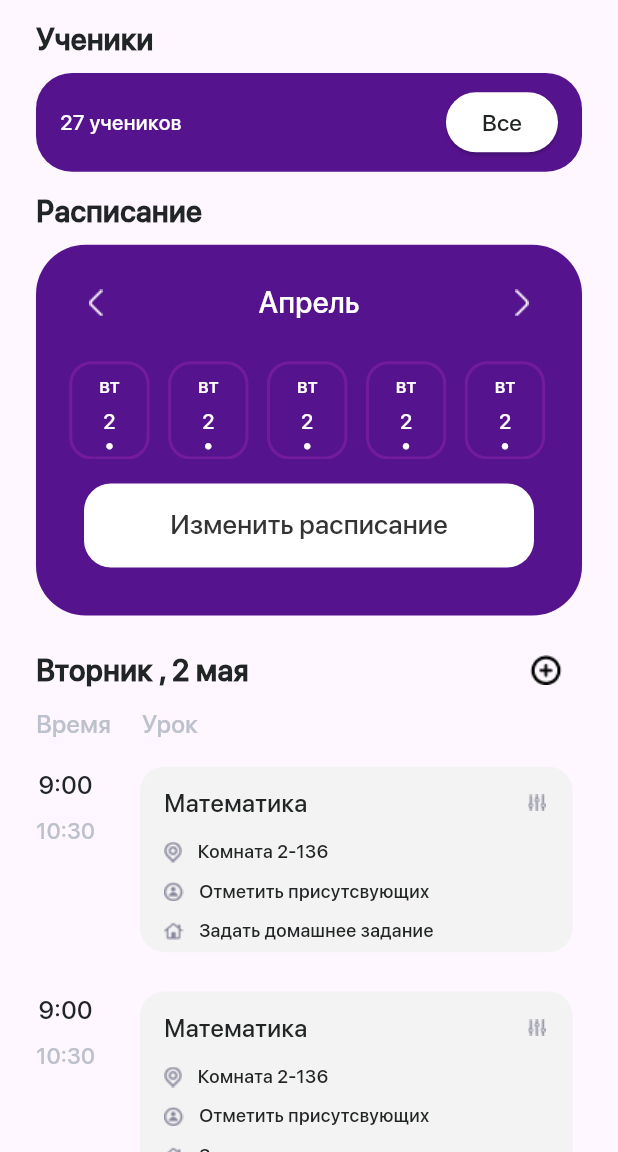
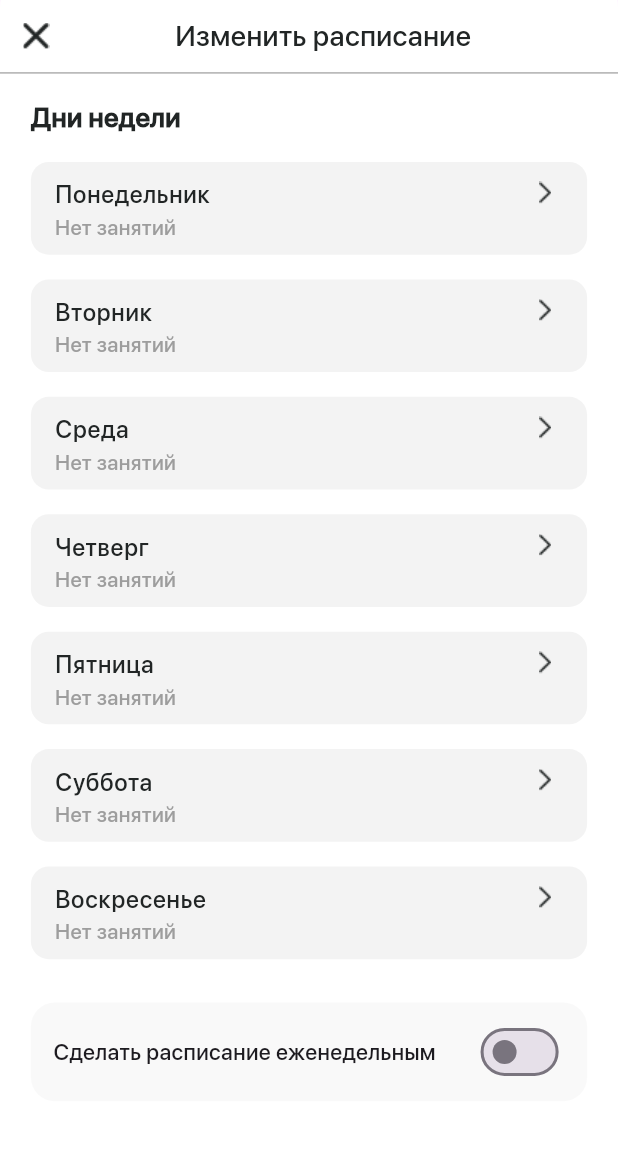
Before and after one commit to Kuzetov-Alexander/school_journal, a Flutter app: the TeacherGroupPage screen opened by its route, after a tap on "Изменить расписание", on a phone screen of 412 x 824 dp, the part 84-1236 px from its top. Run offline on Flutter 3.47's test engine with Material 2 defaults, Android fonts, the phone set to English and light mode, and no system bars; our stand-ins replace dartz, equatable, firebase_auth, firebase_core, flutter_bloc, go_router; missing offline and left inert: adaptive_action_sheet, table_sticky_headers; accounts and stored records are empty.

Commit message:
new page

```diff
--- a/lib/features/teacher_groups/Presentation/pages/teacher_group.dart
+++ b/lib/features/teacher_groups/Presentation/pages/teacher_group.dart
@@ -4,6 +4,7 @@ import 'package:intl/intl.dart';
 import 'package:provider/provider.dart';
 import 'package:school_journal/common/color.dart';
 import 'package:school_journal/features/teacher_groups/Presentation/widgets/add_lesson_widget.dart';
+import 'package:school_journal/features/teacher_groups/Presentation/widgets/change_schedule_widget.dart';
 import 'package:school_journal/features/teacher_groups/Presentation/widgets/lessons_in_group_widget.dart';
 import 'package:school_journal/features/teacher_groups/provider/provider.dart';
 
@@ -224,7 +225,20 @@ class TeacherGroupPage extends StatelessWidget {
                                       ),
                                     ),
                                   ),
-                                  onPressed: () {},
+                                  onPressed: () {
+                                       showModalBottomSheet(
+                              barrierColor:Colors.transparent ,
+                              isScrollControlled: true,
+                              backgroundColor: Colors.transparent,
+                              shape: const RoundedRectangleBorder(
+                                borderRadius: BorderRadius.vertical(
+                                  top: Radius.circular(20),
+                                ),
+                              ),
+                              context: context,
+                              builder: (context) => const TeacherChangeSchedule(),
+                            );
+                                  },
                                   child: const Text(
                                     'Изменить расписание',
                                     style: TextStyle(
--- /dev/null
+++ b/lib/features/teacher_groups/Presentation/widgets/change_schedule_widget.dart
@@ -0,0 +1,163 @@
+import 'dart:io';
+
+import 'package:flutter/cupertino.dart';
+import 'package:flutter/material.dart';
+import 'package:intl/intl.dart';
+import 'package:provider/provider.dart';
+import 'package:school_journal/common/color.dart';
+import 'package:school_journal/features/teacher_groups/Presentation/pages/teacher_group.dart';
+import 'package:school_journal/features/teacher_groups/provider/provider.dart';
+
+class TeacherChangeSchedule extends StatefulWidget {
+  const TeacherChangeSchedule({super.key});
+
+  @override
+  State<TeacherChangeSchedule> createState() => _TeacherChangeScheduleState();
+}
+
+class _TeacherChangeScheduleState extends State<TeacherChangeSchedule> {
+  @override
+  Widget build(BuildContext context) {
+    double widthScreen = MediaQuery.of(context).size.width;
+    double heightScreen = MediaQuery.of(context).size.height;
+    return DraggableScrollableSheet(
+        initialChildSize: 0.95,
+        minChildSize: 0.5,
+        maxChildSize: 0.95,
+        builder: (_, controller) => Container(
+              decoration: const BoxDecoration(
+                  color: Colors.white,
+                  borderRadius:
+                      BorderRadius.vertical(top: Radius.circular(20))),
+              child: Column(
+                children: [
+                  Padding(
+                    padding: const EdgeInsets.only(top: 15.0),
+                    child: Row(
+                      mainAxisAlignment: MainAxisAlignment.start,
+                      children: [
+                        IconButton(
+                            onPressed: () {
+                              Navigator.of(context).pop();
+                            },
+                            icon: const Image(
+                                image: AssetImage(
+                                    'assets/images/cross_icon.png'))),
+                        SizedBox(
+                          width: widthScreen / 6,
+                        ),
+                        Text(
+                          'Изменить расписание',
+                          style: TextStyle(
+                              color: AppColors.black212525,
+                              fontSize: heightScreen * 0.023,
+                              fontWeight: FontWeight.w600),
+                        )
+                      ],
+                    ),
+                  ),
+                  Container(
+                    color: Colors.grey,
+                    height: heightScreen * 0.001,
+                  ),
+                 Padding(
+                   padding:  EdgeInsets.symmetric(horizontal: widthScreen*0.05,vertical: heightScreen*0.02),
+                   child: Row(mainAxisAlignment: MainAxisAlignment.start,
+                     children: [
+                       Text('Дни недели', style: TextStyle(fontWeight: FontWeight.w700,color: AppColors.black212525,fontSize: heightScreen*0.022),),
+                     ],
+                   ),
+                 ),
+                  SizedBox(
+                    width: widthScreen * 0.9,
+                    height: heightScreen * 0.68,
+                    child: ListView.separated(
+                        separatorBuilder: (context, index) {
+                          return SizedBox(
+                            height: heightScreen * 0.02,
+                          );
+                        },
+                        itemCount: 7,
+                        itemBuilder: (BuildContext context, int index) {
+                          return InkWell(
+                            onTap: () {},
+                            child: Container(
+                              decoration: BoxDecoration(
+                                borderRadius: BorderRadius.circular(12),
+                                color: AppColors.greyLight,
+                              ),
+                              width: widthScreen * 0.8,
+                              height: heightScreen * 0.075,
+                              child: ListTile(
+                                title: Text(DateFormat('EEEE', 'ru_RU')
+                                    .format(DateTime.now()
+                                        .add(Duration(days: index - 1)))
+                                    .capitalize(), style: TextStyle(color: AppColors.black212525, fontWeight: FontWeight.w600) ),
+                                subtitle: const Text(
+                                  'Нет занятий',
+                                  style: TextStyle(color: AppColors.grey9d9d9d, fontWeight: FontWeight.w400),
+                                ),
+                                trailing:  const Padding(
+                                  padding: EdgeInsets.only(top:5.0),
+                                  child: Image(
+
+                                    image: AssetImage(
+                                        'assets/images/arrow.png')),
+                                ),
+                                isThreeLine: true,
+                              ),
+                            ),
+                          );
+
+                        }),
+                  ),
+
+                   Container(
+                    decoration: BoxDecoration(
+                      borderRadius: BorderRadius.circular(16),
+                      color: AppColors.greyLightSecond,
+                    ),
+                    height: heightScreen * 0.08,
+                    width: widthScreen * 0.9,
+                    child: Padding(
+                      padding: const EdgeInsets.symmetric(horizontal: 15),
+                      child: Row(
+                        mainAxisAlignment: MainAxisAlignment.spaceBetween,
+                        children: [
+                          Text(
+                            'Сделать расписание еженедельным',
+                            style: TextStyle(
+                                fontSize: heightScreen * 0.018,
+                                fontWeight: FontWeight.w600),
+                          ),
+                          Platform.isIOS
+                              ? CupertinoSwitch(
+                                  activeColor: AppColors.purple,
+                                  value: context
+                                      .watch<ProviderGroupBool>()
+                                      .saveSchedule,
+                                  onChanged: (value) {
+                                    context
+                                        .read<ProviderGroupBool>()
+                                        .saveScheduleFunc(value);
+                                  },
+                                )
+                              : Switch(
+                                  value: context
+                                      .watch<ProviderGroupBool>()
+                                      .saveSchedule,
+                                  onChanged: (value) {
+                                    context
+                                        .read<ProviderGroupBool>()
+                                        .saveScheduleFunc(value);
+                                  },
+                                ),
+                        ],
+                      ),
+                    ),
+                  ),
+                ],
+              ),
+            ));
+  }
+}
--- a/lib/features/teacher_groups/provider/provider.dart
+++ b/lib/features/teacher_groups/provider/provider.dart
@@ -4,6 +4,15 @@ class ProviderGroupBool extends ChangeNotifier {
   bool isSelected = false;
   bool newLessonAdded = false;
   bool switcher = false;
+  bool saveSchedule = false;
+  bool switcherSchedule = false;
+
+
+  void saveScheduleFunc (switcherSchedule) {
+    saveSchedule=switcherSchedule;
+     notifyListeners();
+  }
+
   void addNewLesson (switcher) {
     newLessonAdded=switcher;
      notifyListeners();
```
Also changed, not shown: lib/features/teacher_groups/Presentation/pages/teacher_edit_class.dart (added, +229 -0 lines), lib/features/teacher_groups/Presentation/widgets/lessons_in_group_widget.dart (+18 -2 lines), assets/images/arrow.png.
